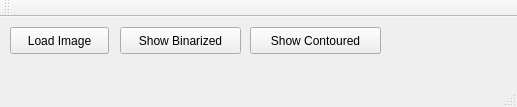
Qt form Vectorization/mainwindow.ui (darina2612/Vectorization) before a commit.
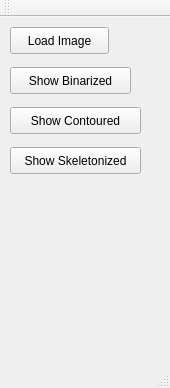
The same form after that commit.

The edit to the form file:
```diff
--- a/Vectorization/mainwindow.ui
+++ b/Vectorization/mainwindow.ui
@@ -6,8 +6,8 @@
    <rect>
     <x>0</x>
     <y>0</y>
-    <width>517</width>
-    <height>107</height>
+    <width>170</width>
+    <height>388</height>
    </rect>
   </property>
   <property name="windowTitle">
@@ -30,8 +30,8 @@
    <widget class="QPushButton" name="pushButton_2">
     <property name="geometry">
      <rect>
-      <x>120</x>
-      <y>10</y>
+      <x>10</x>
+      <y>50</y>
       <width>121</width>
       <height>27</height>
      </rect>
@@ -43,8 +43,8 @@
    <widget class="QPushButton" name="pushButton_3">
     <property name="geometry">
      <rect>
-      <x>250</x>
-      <y>10</y>
+      <x>10</x>
+      <y>90</y>
       <width>131</width>
       <height>27</height>
      </rect>
@@ -53,6 +53,19 @@
      <string>Show Contoured</string>
     </property>
    </widget>
+   <widget class="QPushButton" name="pushButton_4">
+    <property name="geometry">
+     <rect>
+      <x>10</x>
+      <y>130</y>
+      <width>131</width>
+      <height>27</height>
+     </rect>
+    </property>
+    <property name="text">
+     <string>Show Skeletonized</string>
+    </property>
+   </widget>
   </widget>
   <widget class="QMenuBar" name="menuBar">
    <property name="geometry">
```
Left out of the diff: 2 changed lines with no effect on the pictures.
